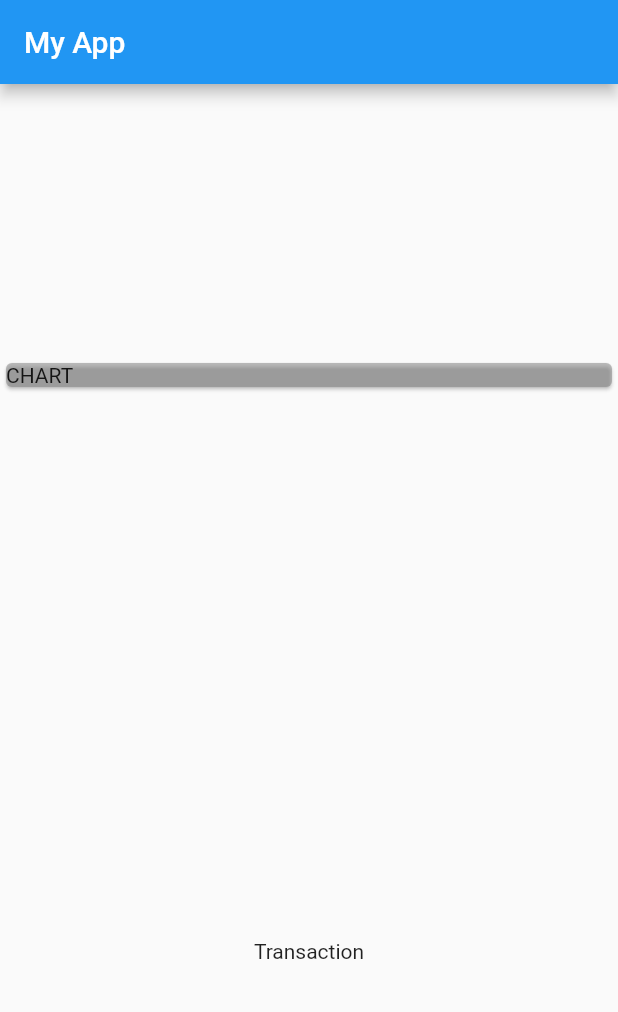
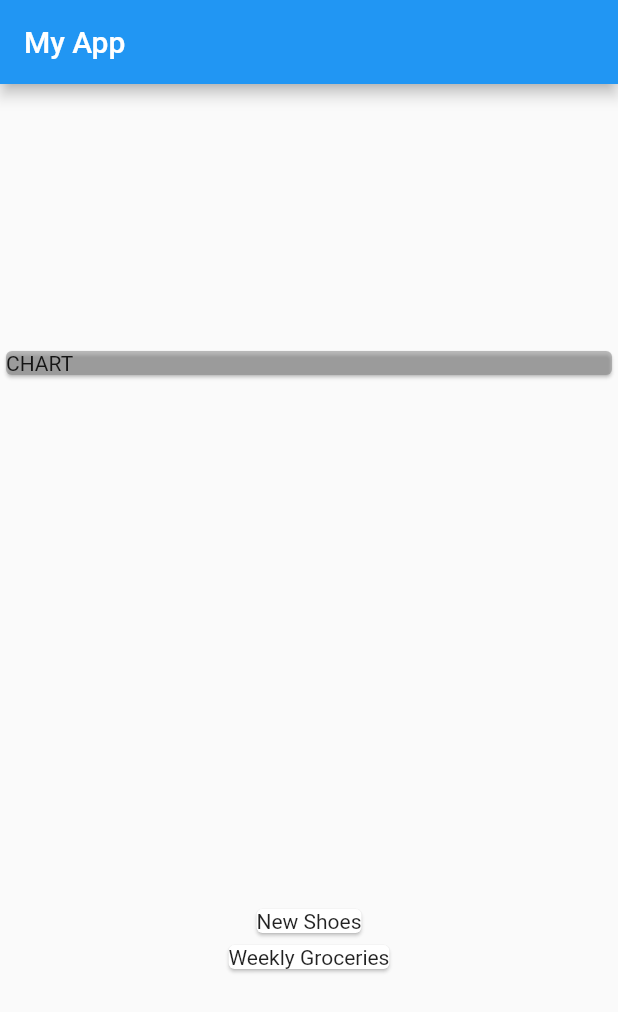
Before and after one commit to aj2460/Expense-calc, a Flutter app: the screen it shows after launch, on a phone screen of 412 x 824 dp. Shown: the top 1012 px of the screen. Run offline on Flutter 3.47's test engine with Material 2 defaults, Android fonts, the phone set to English and light mode, and no system bars.

Commit message:
Add transaction class and display it in a card

```diff
--- a/lib/main.dart
+++ b/lib/main.dart
@@ -1,4 +1,5 @@
 import 'package:flutter/material.dart';
+import './transaction.dart';
 
 void main() => runApp(MyApp());
 
@@ -13,6 +14,16 @@ class MyApp extends StatelessWidget {
 }
 
 class MyHomePage extends StatelessWidget {
+  final List<Transaction> transactions = [
+    Transaction(
+        id: "t1", title: "New Shoes", amount: 69.99, date: DateTime.now()),
+    Transaction(
+        id: "t2",
+        title: "Weekly Groceries",
+        amount: 19.99,
+        date: DateTime.now()),
+  ];
+
   @override
   Widget build(BuildContext context) {
     return Scaffold(
@@ -30,8 +41,15 @@ class MyHomePage extends StatelessWidget {
               child: Text("CHART"),
             ),
           ),
-            Text("Transaction")
+          Column(
+            children: transactions.map((tx) {
+              return Card(
+                child: Text(tx.title),
+              );
+            }).toList(),
+          )
         ],
-        ));
+      ),
+    );
   }
 }
--- /dev/null
+++ b/lib/transaction.dart
@@ -0,0 +1,12 @@
+class Transaction {
+  final String id;
+  final String title;
+  final double amount;
+  final DateTime date;
+
+  Transaction(
+      {required this.id,
+      required this.title,
+      required this.amount,
+      required this.date});
+}
```
Lines whose indentation alone changed are shown as unchanged.
